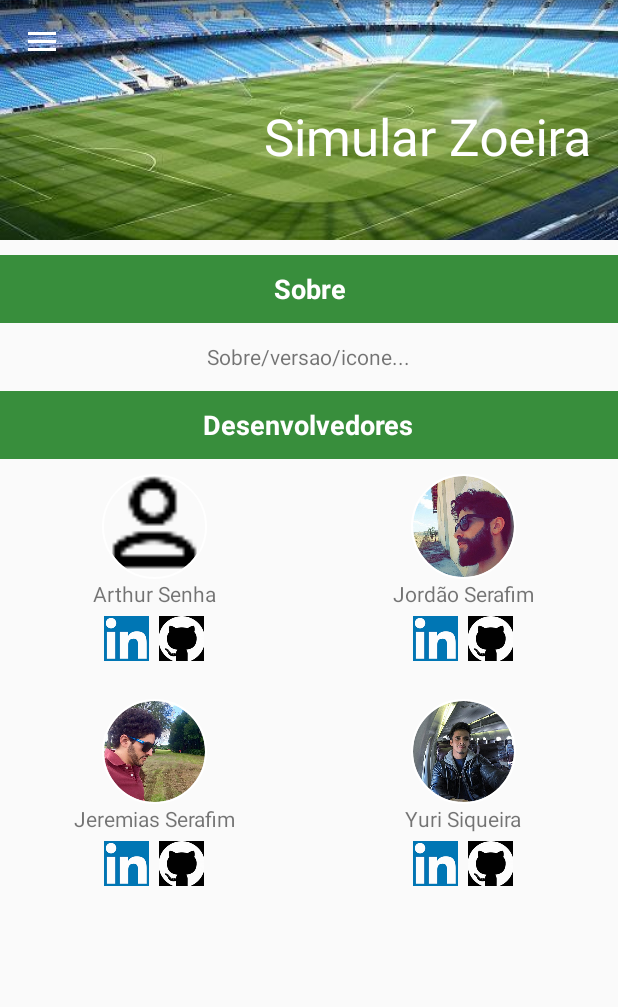
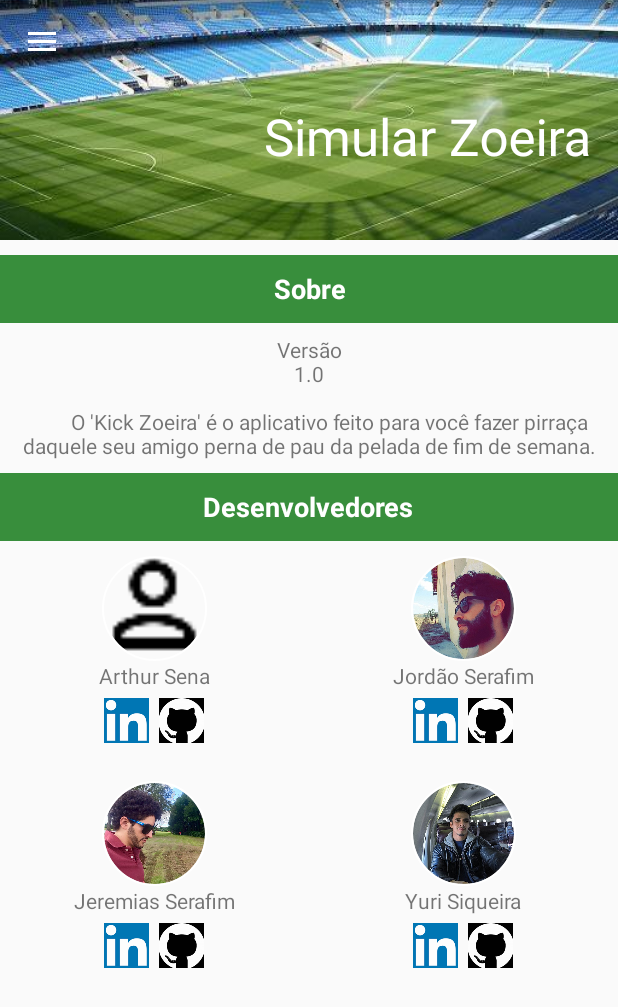
Before and after one commit to jordaoesa/KickZoeira, an Android app: the fragment SobreFragment placed in its activity, in the side drawer, after a tap on "Simular", on a phone screen of 412 x 824 dp. Shown: the top 1007 px of the screen. Run offline under Robolectric (Android 15) with nearby library versions, the phone set to English and light mode, and no system bars; our stand-ins replace CircleImageView, Firebase (no records; nobody signed in at launch, a user with empty details on screens opened directly); libraries missing offline, so code that uses them is left out: com.facebook, com.facebook.share, com.github.mikephil.charting; pictures from the network do not load; 3 statements that could not run were skipped.

Commit message:
tela de sobre

```diff
--- a/app/src/main/res/layout/fragment_sobre.xml
+++ b/app/src/main/res/layout/fragment_sobre.xml
@@ -37,16 +37,17 @@ tools:context="br.edu.ufcg.kickzoeira.fragments.SobreFragment">
 
     <LinearLayout
         android:layout_width="match_parent"
-        android:layout_height="45dp"
+        android:layout_height="100dp"
         android:orientation="vertical"
         android:layout_gravity="center_vertical"
         android:gravity="center"
-        >
+        android:weightSum="1">
         <TextView
             android:layout_width="wrap_content"
-            android:layout_height="match_parent"
-            android:text="Sobre/versao/icone..."
-            android:gravity="center"/>
+            android:layout_height="90dp"
+            android:text="Versão\n1.0\n\n \t\tO 'Kick Zoeira' é o aplicativo feito para você fazer pirraça daquele seu amigo perna de pau da pelada de fim de semana."
+            android:gravity="center"
+            android:layout_weight="0.29" />
 
     </LinearLayout>
 
@@ -110,7 +111,7 @@ tools:context="br.edu.ufcg.kickzoeira.fragments.SobreFragment">
             <TextView
                 android:layout_width="wrap_content"
                 android:layout_height="wrap_content"
-                android:text="Arthur Senha"
+                android:text="Arthur Sena"
                 android:id="@+id/textView1"
                 android:layout_below="@+id/view"
                 android:layout_centerHorizontal="true"
```
